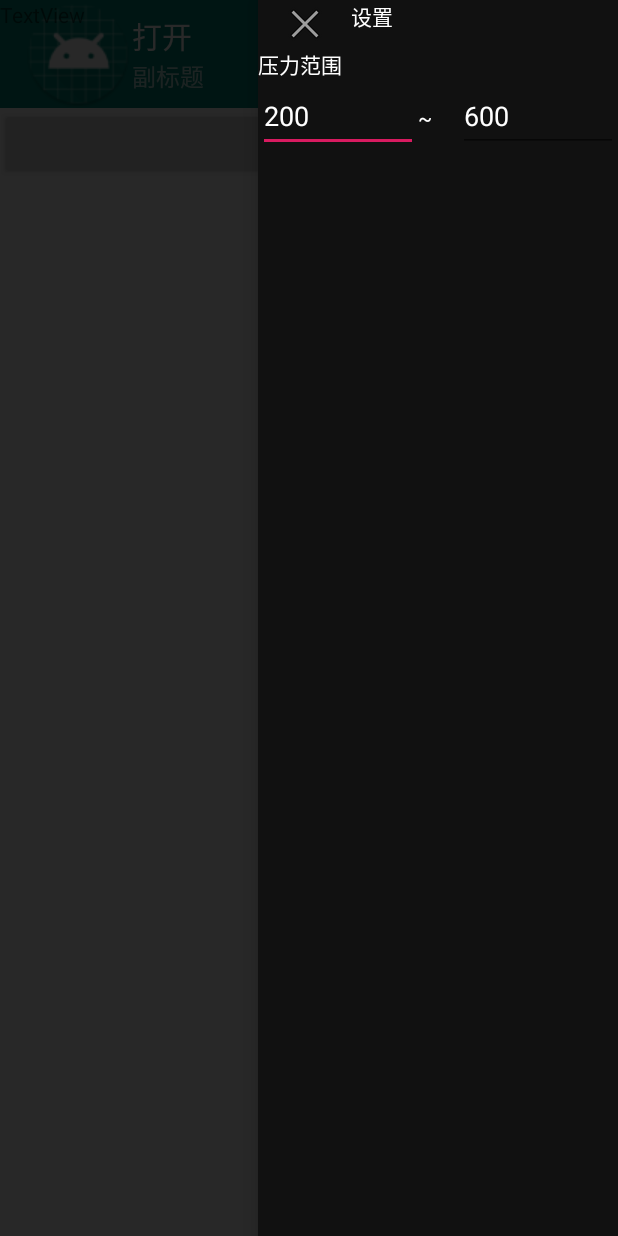
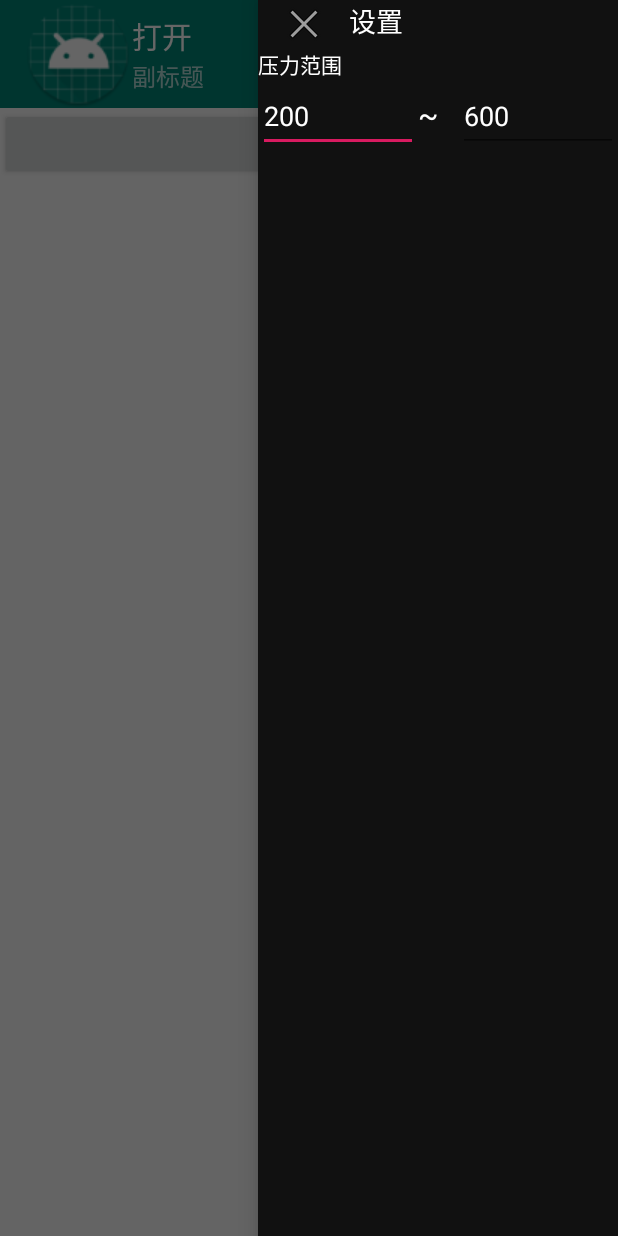
Before and after one commit to DALAB2021/demo, an Android app: the DrawerPage screen opened directly, with no data from a screen before it, with the side drawer open, on a phone screen of 412 x 824 dp. Run offline under Robolectric (Android 15) with nearby library versions, the phone set to English and light mode, and no system bars.

Commit message:
fix:修改值，美化界面

```diff
--- a/AnimationDemo/app/build.gradle
+++ b/AnimationDemo/app/build.gradle
@@ -5,7 +5,7 @@
     buildToolsVersion "29.0.3"
     defaultConfig {
         applicationId "com.example.animation"
-        minSdkVersion 19
+        minSdkVersion 26
         targetSdkVersion 29
         versionCode 1
         versionName "1.0"
--- a/AnimationDemo/app/src/main/res/layout/activity_drawer_page.xml
+++ b/AnimationDemo/app/src/main/res/layout/activity_drawer_page.xml
@@ -48,18 +48,18 @@
             android:text="Button" />
     </LinearLayout>
 
-    <FrameLayout
-        android:id="@+id/content_frame"
-        android:layout_width="match_parent"
-        android:layout_height="match_parent" >
+<!--    <FrameLayout-->
+<!--        android:id="@+id/content_frame"-->
+<!--        android:layout_width="match_parent"-->
+<!--        android:layout_height="match_parent" >-->
 
-        <TextView
-            android:id="@+id/textView3"
-            android:layout_width="wrap_content"
-            android:layout_height="wrap_content"
-            android:text="TextView" />
+<!--        <TextView-->
+<!--            android:id="@+id/textView3"-->
+<!--            android:layout_width="wrap_content"-->
+<!--            android:layout_height="wrap_content"-->
+<!--            android:text="TextView" />-->
 
-    </FrameLayout>
+<!--    </FrameLayout>-->
     <!-- android:layout_gravity="start" tells DrawerLayout to treat
          this as a sliding drawer on the left side for left-to-right
          languages and on the right side for right-to-left languages.
@@ -120,6 +120,7 @@
                 android:layout_height="wrap_content"
                 android:text="设置"
                 android:layout_weight="5"
+                android:textSize="18sp"
                 android:textColor="@android:color/background_light" />
         </LinearLayout>
 
@@ -147,14 +148,16 @@
                 android:textColorHint="@android:color/background_light"
                 android:hint="下限"
                 android:inputType="number"
-                android:textColor="@android:color/background_light" />
+                android:textColor="@android:color/background_light"
+                />
 
             <TextView
                 android:id="@+id/textView5"
-                android:layout_width="1dp"
+                android:layout_width="0dp"
                 android:layout_height="wrap_content"
-                android:layout_weight="1"
+                android:layout_weight="2"
                 android:text="~"
+                android:textSize="20sp"
                 android:textColor="@android:color/background_light" />
 
             <EditText
@@ -165,7 +168,9 @@
                 android:hint="上限"
                 android:textColorHint="@android:color/background_light"
                 android:inputType="number"
-                android:textColor="@android:color/background_light" />
+                android:textColor="@android:color/background_light"
+
+                />
         </LinearLayout>
     </LinearLayout>
 </androidx.drawerlayout.widget.DrawerLayout>
```
